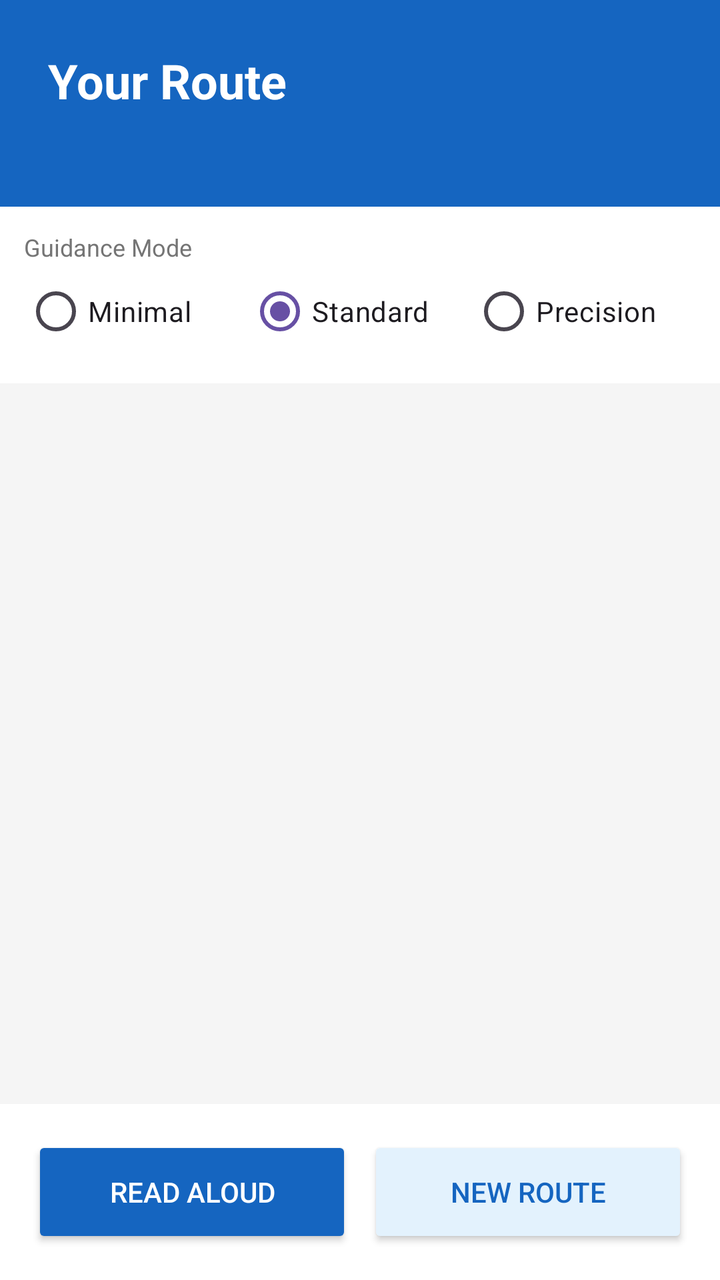
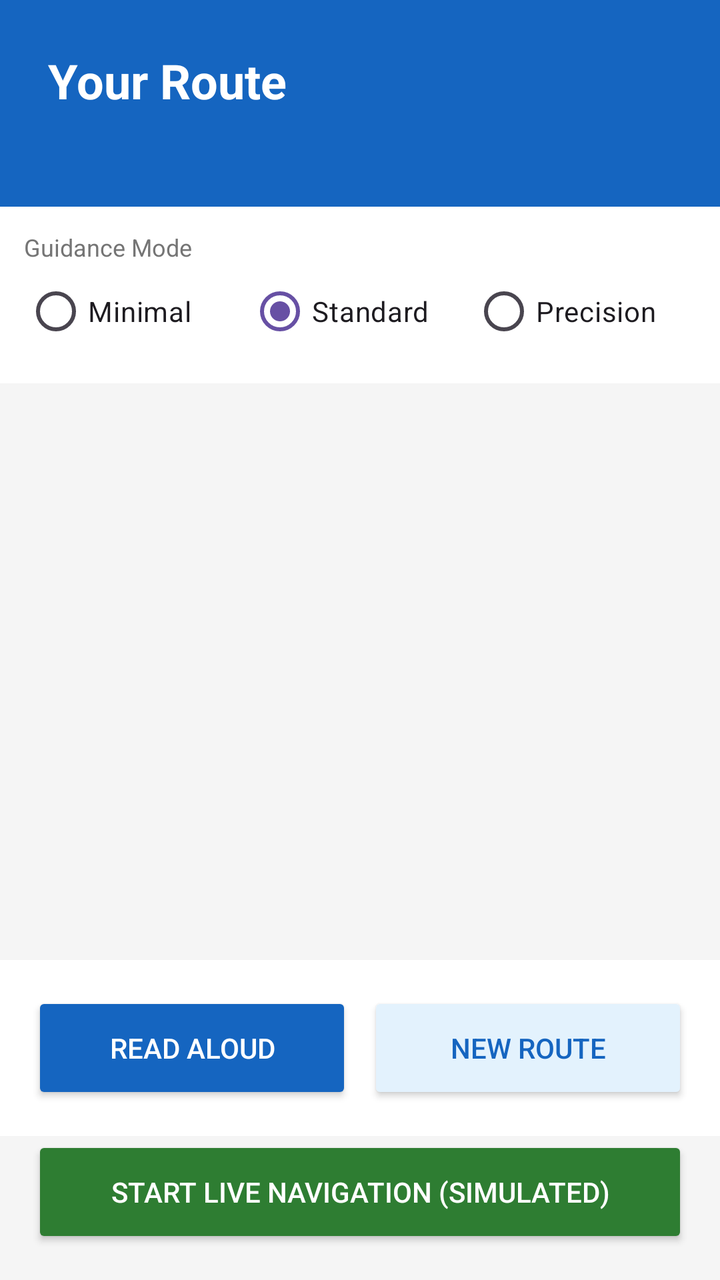

The first picture is an Android layout as it rendered before a commit; the second is the same layout after the commit. The layout source and the unified diff follow.
<!-- AndroidManifest.xml: application theme Theme.NavAble -->
<!-- res/layout/activity_route.xml -->
<?xml version="1.0" encoding="utf-8"?>
<LinearLayout xmlns:android="http://schemas.android.com/apk/res/android"
    android:layout_width="match_parent"
    android:layout_height="match_parent"
    android:orientation="vertical"
    android:background="#F5F5F5">

    <LinearLayout
        android:layout_width="match_parent"
        android:layout_height="wrap_content"
        android:orientation="vertical"
        android:background="#1565C0"
        android:padding="24dp">

        <TextView
            android:layout_width="wrap_content"
            android:layout_height="wrap_content"
            android:text="Your Route"
            android:textSize="24sp"
            android:textStyle="bold"
            android:textColor="#FFFFFF"/>

        <TextView
            android:id="@+id/tvTotalDistance"
            android:layout_width="wrap_content"
            android:layout_height="wrap_content"
            android:textSize="14sp"
            android:textColor="#BBDEFB"
            android:layout_marginTop="4dp"/>

    </LinearLayout>

    <LinearLayout
        android:layout_width="match_parent"
        android:layout_height="wrap_content"
        android:orientation="vertical"
        android:background="#FFFFFF"
        android:padding="12dp">

        <TextView
            android:layout_width="wrap_content"
            android:layout_height="wrap_content"
            android:text="Guidance Mode"
            android:textSize="12sp"
            android:textColor="#757575"/>

        <RadioGroup
            android:id="@+id/radioGroupGuidanceMode"
            android:layout_width="match_parent"
            android:layout_height="wrap_content"
            android:orientation="horizontal">

            <RadioButton
                android:id="@+id/radioMinimal"
                android:layout_width="0dp"
                android:layout_height="wrap_content"
                android:layout_weight="1"
                android:text="Minimal"/>

            <RadioButton
                android:id="@+id/radioStandard"
                android:layout_width="0dp"
                android:layout_height="wrap_content"
                android:layout_weight="1"
                android:text="Standard"
                android:checked="true"/>

            <RadioButton
                android:id="@+id/radioPrecision"
                android:layout_width="0dp"
                android:layout_height="wrap_content"
                android:layout_weight="1"
                android:text="Precision"/>

        </RadioGroup>

    </LinearLayout>

    <androidx.recyclerview.widget.RecyclerView
        android:id="@+id/recyclerRoute"
        android:layout_width="match_parent"
        android:layout_height="0dp"
        android:layout_weight="1"
        android:padding="16dp"/>

    <LinearLayout
        android:layout_width="match_parent"
        android:layout_height="wrap_content"
        android:orientation="horizontal"
        android:padding="16dp"
        android:background="#FFFFFF">

        <Button
            android:id="@+id/btnSpeak"
            android:layout_width="0dp"
            android:layout_height="56dp"
            android:layout_weight="1"
            android:text="Read Aloud"
            android:textColor="#FFFFFF"
            android:backgroundTint="#1565C0"
            android:layout_marginEnd="8dp"/>

        <Button
            android:id="@+id/btnBack"
            android:layout_width="0dp"
            android:layout_height="56dp"
            android:layout_weight="1"
            android:text="New Route"
            android:textColor="#1565C0"
            android:backgroundTint="#E3F2FD"/>

    </LinearLayout>

</LinearLayout>
<!-- resources referenced by this layout -->
<resources>
  <style name="Theme.NavAble" parent="Base.Theme.NavAble" />
  <style name="Base.Theme.NavAble" parent="Theme.Material3.DayNight.NoActionBar">
          
          
      </style>
</resources>

<!-- the commit's change to res/layout/activity_route.xml (unified diff, before → after) -->
@@ -111,4 +111,14 @@
 
     </LinearLayout>
 
+    <Button
+        android:id="@+id/btnLiveNavigation"
+        android:layout_width="match_parent"
+        android:layout_height="56dp"
+        android:layout_marginHorizontal="16dp"
+        android:layout_marginBottom="16dp"
+        android:text="Start Live Navigation (Simulated)"
+        android:textColor="#FFFFFF"
+        android:backgroundTint="#2E7D32"/>
+
 </LinearLayout>
